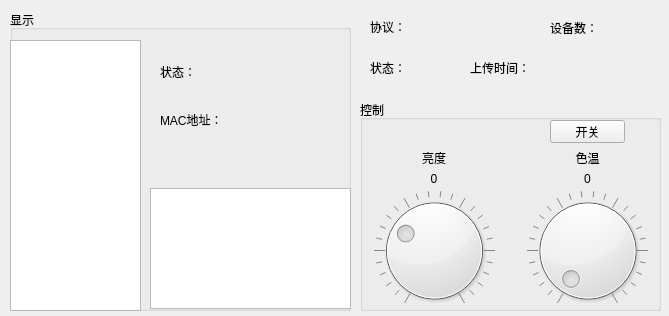
First picture: the form in PCSoftware/mainwindow.ui, repository Sieunyue/Graduation-project, before the edit.
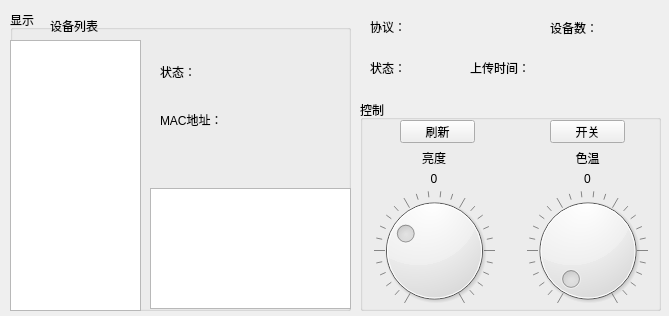
Second picture: the form after the edit.

```diff
--- a/PCSoftware/mainwindow.ui
+++ b/PCSoftware/mainwindow.ui
@@ -38,7 +38,7 @@
      <string>开关</string>
     </property>
    </widget>
-   <widget class="QWidget" name="">
+   <widget class="QWidget" name="layoutWidget">
     <property name="geometry">
      <rect>
       <x>0</x>
@@ -70,7 +70,7 @@
      </item>
     </layout>
    </widget>
-   <widget class="QWidget" name="">
+   <widget class="QWidget" name="layoutWidget">
     <property name="geometry">
      <rect>
       <x>0</x>
@@ -130,6 +130,19 @@
      </item>
     </layout>
    </widget>
+   <widget class="QPushButton" name="updatabtn">
+    <property name="geometry">
+     <rect>
+      <x>40</x>
+      <y>20</y>
+      <width>75</width>
+      <height>23</height>
+     </rect>
+    </property>
+    <property name="text">
+     <string>刷新</string>
+    </property>
+   </widget>
   </widget>
   <widget class="QGroupBox" name="groupBox_2">
    <property name="geometry">
@@ -169,7 +182,7 @@
      </sizepolicy>
     </property>
    </widget>
-   <widget class="QWidget" name="">
+   <widget class="QWidget" name="layoutWidget">
     <property name="geometry">
      <rect>
       <x>150</x>
@@ -195,6 +208,19 @@
      </item>
     </layout>
    </widget>
+   <widget class="QLabel" name="label_11">
+    <property name="geometry">
+     <rect>
+      <x>40</x>
+      <y>10</y>
+      <width>54</width>
+      <height>12</height>
+     </rect>
+    </property>
+    <property name="text">
+     <string>设备列表</string>
+    </property>
+   </widget>
   </widget>
   <widget class="QLabel" name="label">
    <property name="geometry">
@@ -214,7 +240,7 @@
     <rect>
      <x>370</x>
      <y>60</y>
-     <width>36</width>
+     <width>91</width>
      <height>16</height>
     </rect>
    </property>
@@ -227,7 +253,7 @@
     <rect>
      <x>470</x>
      <y>60</y>
-     <width>60</width>
+     <width>181</width>
      <height>16</height>
     </rect>
    </property>
@@ -240,7 +266,7 @@
     <rect>
      <x>550</x>
      <y>20</y>
-     <width>48</width>
+     <width>101</width>
      <height>16</height>
     </rect>
    </property>
```
